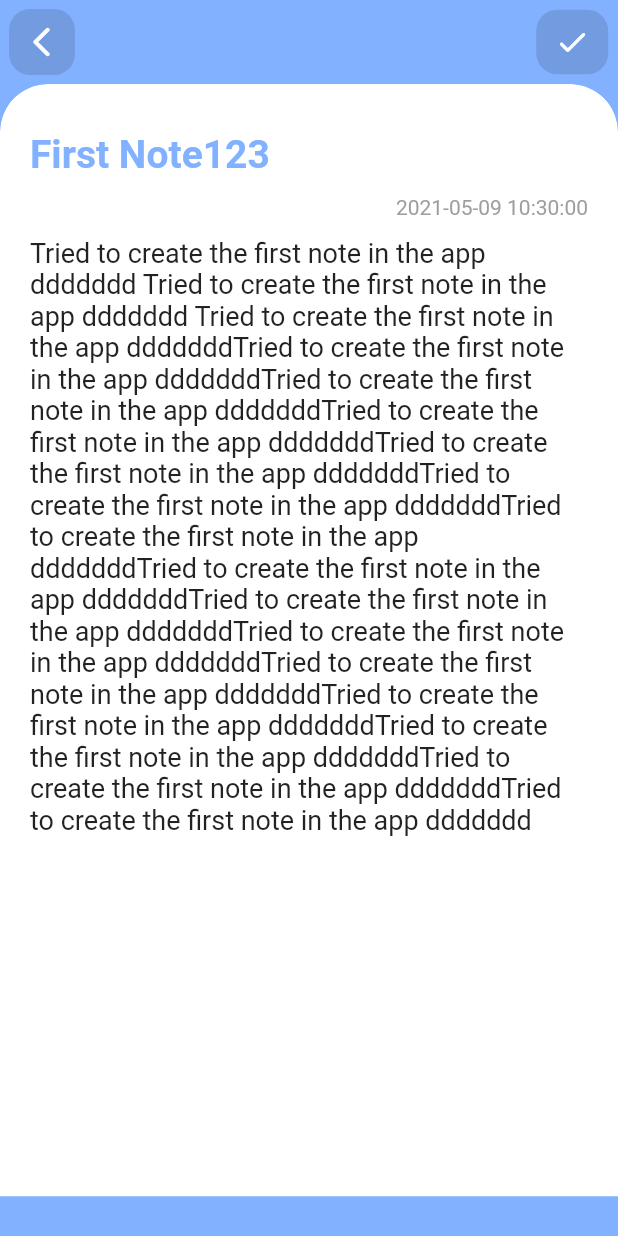
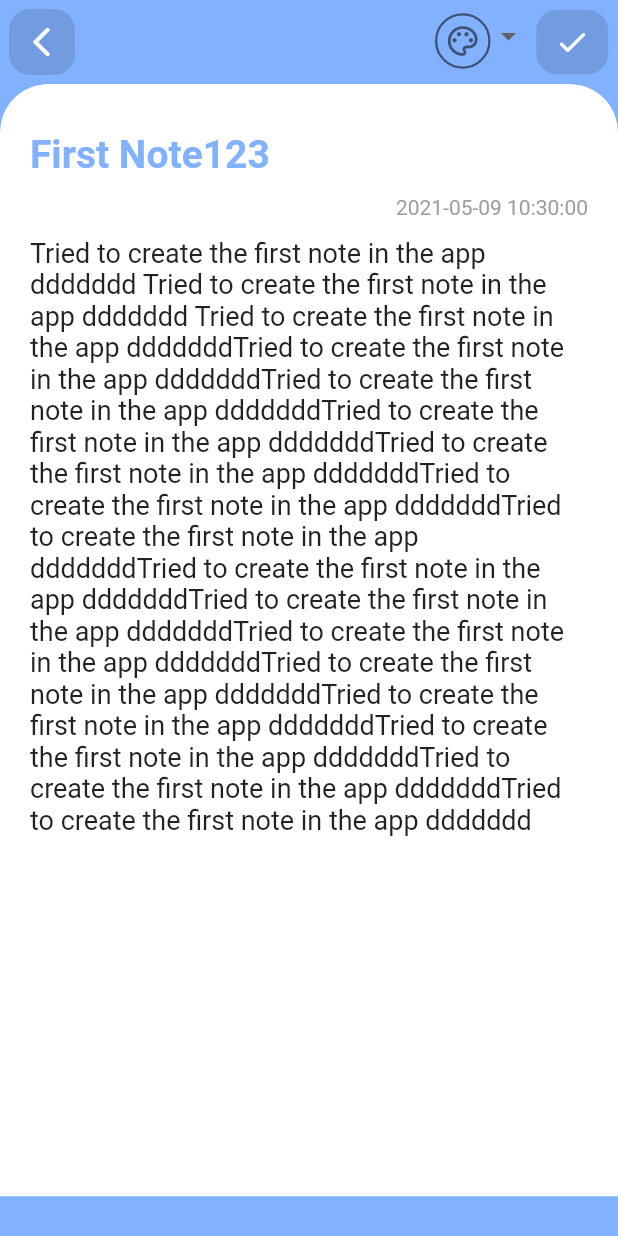
Before and after one commit to amitsindoliya/copyio, a Flutter app: the screen it shows after launch, after a tap on "Home", after a tap on "Work", after a tap on "First Note123", on a phone screen of 412 x 824 dp. Run offline on Flutter 3.47's test engine with Material 2 defaults, Android fonts, the phone set to English and light mode, and no system bars; our stand-ins replace bottom_navy_bar, flutter_colorpicker.

Commit message:
working cardcolor change,working color picker created (beta)

```diff
--- a/copyio/lib/notes_detail.dart
+++ b/copyio/lib/notes_detail.dart
@@ -2,6 +2,7 @@ import 'package:copyio/dummy_data.dart';
 import 'package:copyio/models/notes.dart';
 import 'package:copyio/providers/notes_provider.dart';
 import 'package:flutter/material.dart';
+import 'package:flutter_colorpicker/flutter_colorpicker.dart';
 import 'package:provider/provider.dart';
 
 class NotesDetail extends StatefulWidget {
@@ -34,6 +35,7 @@ class _NotesDetailState extends State<NotesDetail> {
     body: '',
     group: ['1'],
   );
+
   void _saveForm() {
     _fkey.currentState.save();
     if (_sampleNote.id == '') {
@@ -43,6 +45,7 @@ class _NotesDetailState extends State<NotesDetail> {
         body: _sampleNote.body,
         generatedTime: DateTime.now(),
         group: _sampleNote.group,
+        color: _sampleNote.color,
       );
       Provider.of<NotesProvider>(context, listen: false).setNotes(_sampleNote);
     } else {
@@ -62,11 +65,12 @@ class _NotesDetailState extends State<NotesDetail> {
   }
 
   bool _editFlag = true;
-
+  Color dropdownValue;
   @override
   void didChangeDependencies() {
     if (_editFlag) {
       // print(widget.pinStatus);
+
       if (widget.id != null) {
         _sampleNote = Notes(
           id: widget.id,
@@ -85,6 +89,7 @@ class _NotesDetailState extends State<NotesDetail> {
           group: widget.group,
         );
       }
+      dropdownValue = _sampleNote.color;
     }
 
     _editFlag = false;
@@ -100,6 +105,81 @@ class _NotesDetailState extends State<NotesDetail> {
     // _bodyController = new TextEditingController();
     // _titlecontroller.text = widget.title;
     // _bodyController.text = widget.body;
+    Widget _colorPicker() {
+      return DropdownButton<Color>(
+        value: dropdownValue,
+        // icon: Container(
+        //   margin: EdgeInsets.all(6.5),
+        //   // color: Colors.black26,
+        //   decoration: BoxDecoration(
+        //     borderRadius: BorderRadius.all(
+        //       Radius.circular(14.0),
+        //     ),
+        //     color: Colors.black12,
+        //   ),
+        //   child: IconButton(
+        //     icon: Icon(
+        //       Icons.color_lens_rounded,
+        //       color: Colors.white,
+        //     ),
+        // onPressed: () {},
+        //   ),
+        // ),
+        // iconSize: 24,
+        elevation: 12,
+        underline: Container(),
+        onChanged: (Color newValue) {
+          setState(() {
+            dropdownValue = newValue;
+            _sampleNote = Notes(
+              id: _sampleNote.id,
+              title: _sampleNote.title,
+              body: _sampleNote.body,
+              color: newValue,
+              group: _sampleNote.group,
+              isPinned: _sampleNote.isPinned,
+            );
+          });
+        },
+        items: <Color>[
+          Colors.blueAccent[100],
+          Colors.redAccent[100],
+          Colors.greenAccent[100],
+          Colors.deepOrangeAccent[100],
+          Colors.red[100],
+          Colors.blue[100],
+          Colors.green[100],
+          Colors.orange[100],
+          Colors.amberAccent[100],
+          Colors.cyan[100],
+          Colors.brown[100],
+          Colors.purple[100]
+        ].map<DropdownMenuItem<Color>>((Color value) {
+          return DropdownMenuItem<Color>(
+            value: value,
+            child: Container(
+              margin: EdgeInsets.only(top: 6.5),
+              width: 37,
+              height: 37,
+              // color: value,
+              child: dropdownValue == value
+                  ? Center(
+                      child: Icon(
+                      Icons.color_lens_outlined,
+                      color: Colors.black54,
+                    ))
+                  : Text(''),
+              decoration: BoxDecoration(
+                  borderRadius: BorderRadius.all(
+                    Radius.circular(20.0),
+                  ),
+                  border: Border.all(color: Colors.black54, width: 1.5),
+                  color: value),
+            ),
+          );
+        }).toList(),
+      );
+    }
 
     // Key k1 = GlobalKey();
     return Scaffold(
@@ -123,6 +203,7 @@ class _NotesDetailState extends State<NotesDetail> {
           ),
         ),
         actions: [
+          _colorPicker(),
           InkWell(
             onTap: _saveForm,
             child: Container(
@@ -144,8 +225,9 @@ class _NotesDetailState extends State<NotesDetail> {
             ),
           ),
         ],
+        backgroundColor: _sampleNote.color,
       ),
-      backgroundColor: Theme.of(context).primaryColor,
+      backgroundColor: _sampleNote.color,
       body: ClipRRect(
         borderRadius: BorderRadius.only(
           topLeft: Radius.circular(32.0),
@@ -181,7 +263,7 @@ class _NotesDetailState extends State<NotesDetail> {
                             keyboardType: TextInputType.text,
                             initialValue: _sampleNote.title,
                             style: TextStyle(
-                              color: Theme.of(context).primaryColor,
+                              color: _sampleNote.color,
                               fontSize: 26.0,
                               fontWeight: FontWeight.bold,
                             ),
--- a/copyio/pubspec.yaml
+++ b/copyio/pubspec.yaml
@@ -22,6 +22,7 @@ dependencies:
   provider: ^5.0.0
   bottom_navy_bar: ^6.0.0
   flutter_staggered_grid_view: ^0.4.0
+  flutter_colorpicker: ^0.4.0
   # The following adds the Cupertino Icons font to your application.
   # Use with the CupertinoIcons class for iOS style icons.
   cupertino_icons: ^0.1.2
```
Also changed, not shown: copyio/lib/notes_card.dart (+36 -18 lines), copyio/pubspec.lock.
